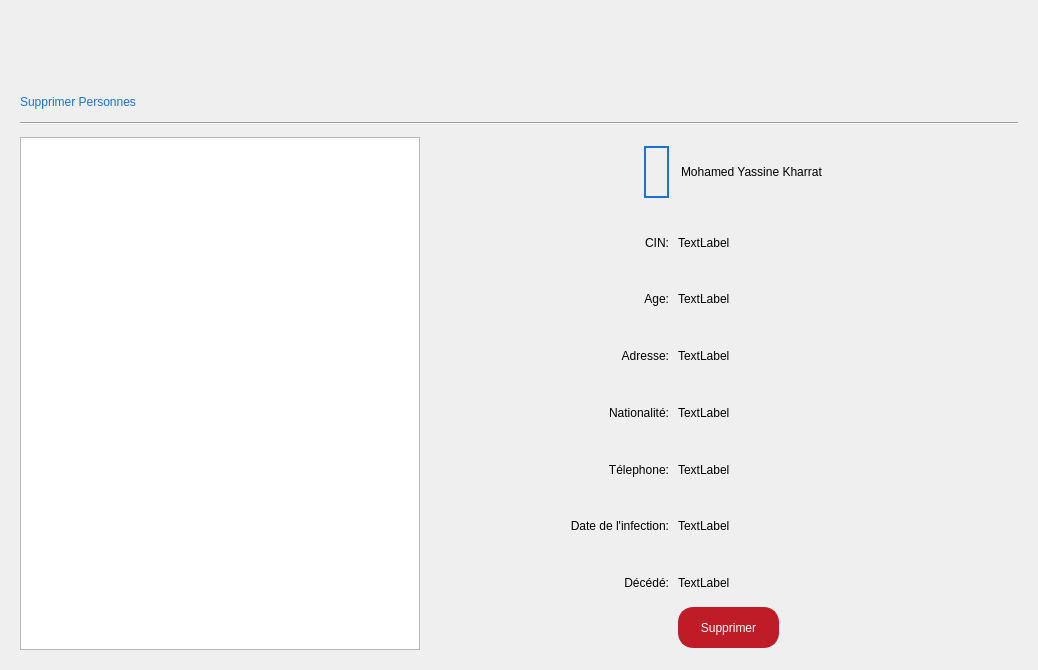
Old version of the form Personne/Supprimer/supprimer.ui in the repository Mindblownserver/mini-project.
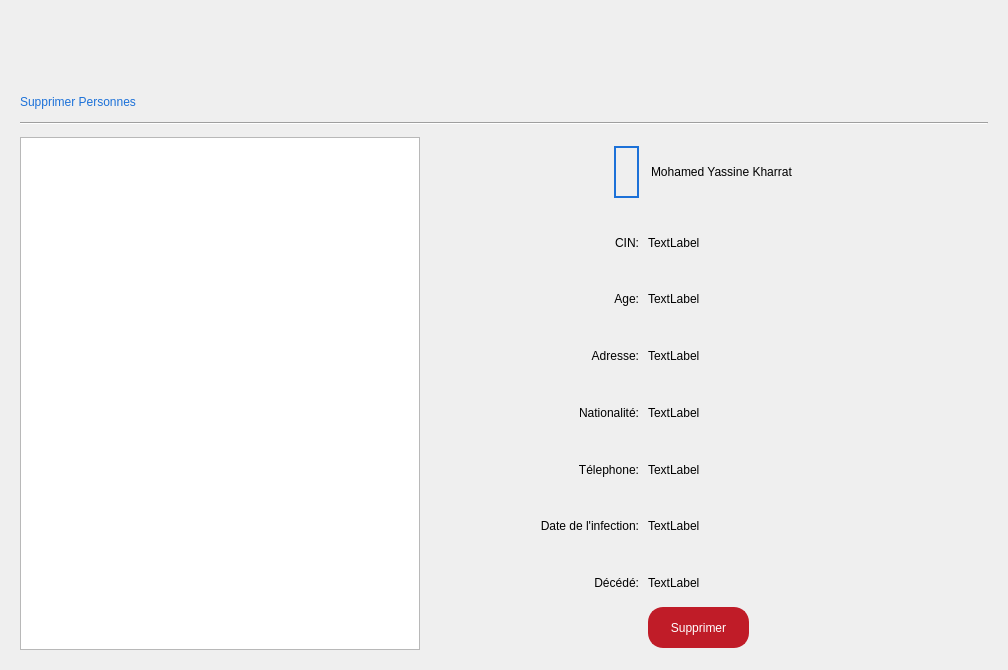
New version of the form. Icons and pictures are not drawn.

What changed in the file:
```diff
--- a/Personne/Supprimer/supprimer.ui
+++ b/Personne/Supprimer/supprimer.ui
@@ -6,7 +6,7 @@
    <rect>
     <x>0</x>
     <y>0</y>
-    <width>1038</width>
+    <width>1008</width>
     <height>670</height>
    </rect>
   </property>
```
